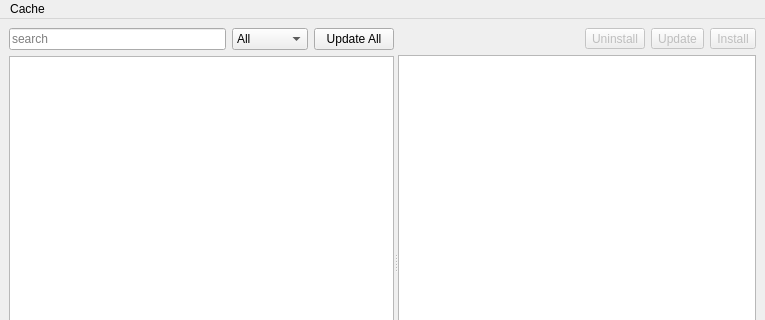
Old version of the form src/omnipkg/mainwindow.ui in the repository Icosahunter/omnipkg; both pictures show x 0 to 765 and y 0 to 320 of the 765 by 526 pixel window.
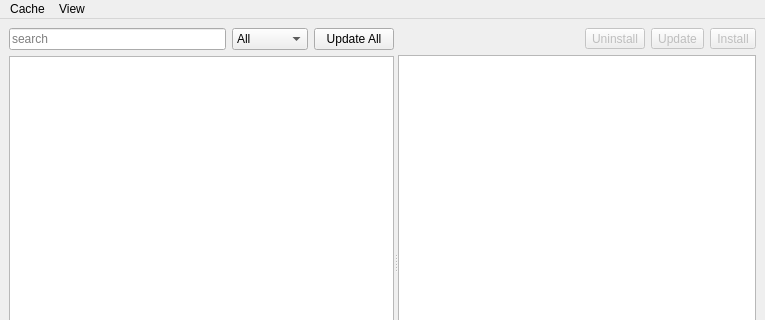
New version of the form.

Commit message: Switch from base64 to sha256 hash for icon filenames to prevent long filename issues. Fix gui hanging by collecting detail info inside of search by default.

Diff of the .ui file:
```diff
--- a/src/omnipkg/mainwindow.ui
+++ b/src/omnipkg/mainwindow.ui
@@ -182,7 +182,14 @@
     <addaction name="clearPackageIndexesAction"/>
     <addaction name="indexPackagesAction"/>
    </widget>
+   <widget class="QMenu" name="menuView">
+    <property name="title">
+     <string>View</string>
+    </property>
+    <addaction name="columnsAction"/>
+   </widget>
    <addaction name="menucache"/>
+   <addaction name="menuView"/>
   </widget>
   <widget class="QStatusBar" name="statusbar"/>
   <action name="indexPackagesAction">
```
Left out of the diff: 5 changed lines with no effect on the pictures. The commit also changes 3 other files.
